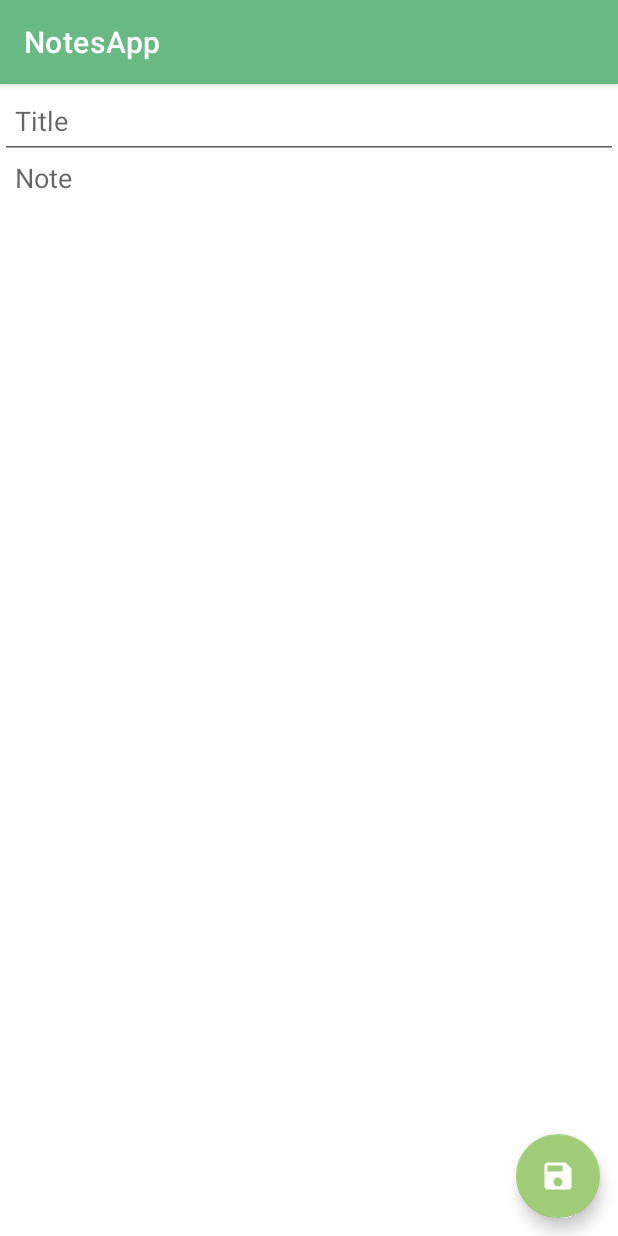
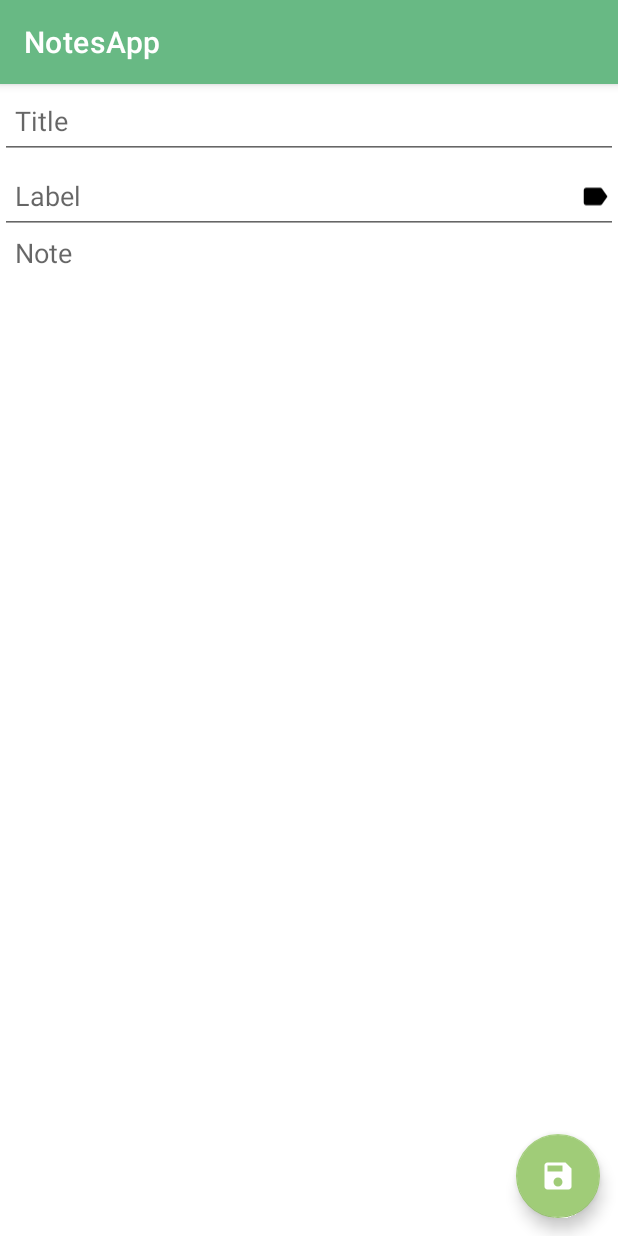
Before and after one commit to evirgenoguz/NotesApp, an Android app: the NoteFragment screen opened through its navigation route, after a tap on an icon or button, on a phone screen of 412 x 824 dp. Run offline under Robolectric (Android 15) with nearby library versions, the phone set to English and light mode, and no system bars; our stand-ins replace Room's generated code; 1 other tap on this screen came first.

Commit message:
Added note labels

```diff
--- a/app/src/main/java/com/example/notesapp/data/Note.kt
+++ b/app/src/main/java/com/example/notesapp/data/Note.kt
@@ -12,5 +12,6 @@ data class Note(
     @PrimaryKey(autoGenerate = true)
     val noteId: Int = 0,
     val noteTitle: String,
-    val noteBody: String
+    val noteBody: String,
+    val noteLabel: String? = "default"
 ): Parcelable
--- a/app/src/main/java/com/example/notesapp/ui/NoteFragment.kt
+++ b/app/src/main/java/com/example/notesapp/ui/NoteFragment.kt
@@ -53,10 +53,15 @@ class NoteFragment : Fragment() {
                 val id = args.note?.noteId ?: 0
                 val noteTitle = etTitle.text.toString()
                 val noteText = etNote.text.toString()
+                var noteLabel: String = "default"
+                etNoteLabel.text.toString()?.let {
+                    noteLabel = it
+                }
 
-                Note(id, noteTitle, noteText).also { note ->
-                    if (noteTitle.isEmpty() && noteText.isEmpty()){
-                        Toast.makeText(context, "All field must be filled", Toast.LENGTH_SHORT).show()
+                Note(id, noteTitle, noteText, noteLabel).also { note ->
+                    if (noteTitle.isEmpty() && noteText.isEmpty()) {
+                        Toast.makeText(context, "All field must be filled", Toast.LENGTH_SHORT)
+                            .show()
                         return@setOnClickListener
                     }
                     viewModel.upsertNote(note)
@@ -76,6 +81,17 @@ class NoteFragment : Fragment() {
                 }
             }
         }
+
+        binding.apply {
+            imgAddLabel.setOnClickListener {
+                if (etNoteLabel.visibility == View.VISIBLE) {
+                    etNoteLabel.visibility = View.INVISIBLE
+                } else {
+                    etNoteLabel.visibility = View.VISIBLE
+                }
+            }
+        }
+
     }
 
     override fun onDestroyView() {
--- /dev/null
+++ b/app/src/main/res/drawable/ic_label.xml
@@ -0,0 +1,5 @@
+<vector android:autoMirrored="true" android:height="24dp"
+    android:tint="#000000" android:viewportHeight="24"
+    android:viewportWidth="24" android:width="24dp" xmlns:android="http://schemas.android.com/apk/res/android">
+    <path android:fillColor="@android:color/white" android:pathData="M17.63,5.84C17.27,5.33 16.67,5 16,5L5,5.01C3.9,5.01 3,5.9 3,7v10c0,1.1 0.9,1.99 2,1.99L16,19c0.67,0 1.27,-0.33 1.63,-0.84L22,12l-4.37,-6.16z"/>
+</vector>
--- a/app/src/main/res/layout/fragment_note.xml
+++ b/app/src/main/res/layout/fragment_note.xml
@@ -12,12 +12,13 @@
         android:layout_width="0dp"
         android:layout_height="50dp"
         android:hint="Title"
+        android:lines="1"
         android:paddingStart="10dp"
+        android:singleLine="true"
+        app:layout_constraintEnd_toStartOf="@id/imgDeleteNote"
         app:layout_constraintStart_toStartOf="parent"
         app:layout_constraintTop_toTopOf="parent"
-        app:layout_constraintEnd_toStartOf="@id/imgDeleteNote"
-        android:lines="1"
-        android:singleLine="true" />
+        tools:ignore="DuplicateClickableBoundsCheck" />
 
     <ImageView
         android:id="@+id/imgDeleteNote"
@@ -33,6 +34,37 @@
         android:visibility="gone"/>
 
     <EditText
+        android:id="@+id/etNoteLabel"
+        android:layout_width="0dp"
+        android:layout_height="50dp"
+        android:hint="Label"
+        android:lines="1"
+        android:visibility="gone"
+        android:paddingStart="10dp"
+        android:singleLine="true"
+        app:layout_constraintTop_toBottomOf="@id/etTitle"
+        app:layout_constraintEnd_toEndOf="parent"
+        app:layout_constraintStart_toStartOf="parent"
+        app:layout_constraintBottom_toTopOf="@id/etNote"/>
+
+    <ImageView
+        android:id="@+id/imgAddLabel"
+        android:layout_width="35dp"
+        android:layout_height="50dp"
+        android:background="?android:attr/selectableItemBackground"
+        android:clickable="true"
+        android:focusable="true"
+        android:paddingStart="10dp"
+        android:paddingEnd="5dp"
+        android:src="@drawable/ic_label"
+        app:layout_constraintBottom_toTopOf="@id/etNote"
+        app:layout_constraintEnd_toEndOf="parent"
+        app:layout_constraintTop_toBottomOf="@id/etTitle"
+        tools:ignore="SpeakableTextPresentCheck" />
+
+
+
+    <EditText
         android:id="@+id/etNote"
         android:layout_width="0dp"
         android:layout_height="0dp"
@@ -43,22 +75,21 @@
         android:textAlignment="textStart"
         app:layout_constraintBottom_toBottomOf="parent"
         app:layout_constraintEnd_toEndOf="parent"
-        app:layout_constraintHorizontal_bias="1.0"
         app:layout_constraintStart_toStartOf="parent"
-        app:layout_constraintTop_toBottomOf="@id/etTitle"
-        app:layout_constraintVertical_bias="0.0"
+        app:layout_constraintTop_toBottomOf="@id/imgAddLabel"
         tools:ignore="RtlCompat" />
 
     <com.google.android.material.floatingactionbutton.FloatingActionButton
         android:id="@+id/btnSaveNote"
         android:layout_width="wrap_content"
         android:layout_height="wrap_content"
+        android:layout_marginEnd="12dp"
+        android:layout_marginBottom="12dp"
+        android:src="@drawable/ic_save"
+        app:layout_constraintBottom_toBottomOf="parent"
         app:layout_constraintEnd_toEndOf="parent"
-        app:layout_constraintBottom_toBottomOf="parent"
-        android:layout_marginBottom="12dp"
-        android:layout_marginEnd="12dp"
-        android:src="@drawable/ic_save"
-        app:tint="@color/white"/>
+        app:tint="@color/white"
+        tools:ignore="SpeakableTextPresentCheck" />
 
 
 </androidx.constraintlayout.widget.ConstraintLayout>
```
Also changed, not shown: app/src/main/java/com/example/notesapp/ui/LabeledNotesFragment.kt (added, +41 -0 lines), app/src/main/res/layout/fragment_labeled_notes.xml (added, +14 -0 lines).
